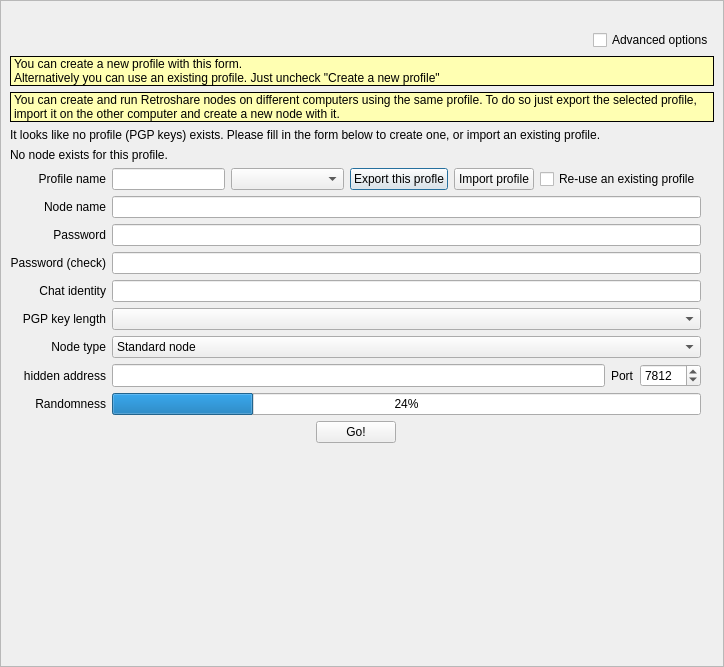
Above: retroshare-gui/src/gui/GenCertDialog.ui from RetroShare/RetroShare before the change. Below: the same form after it.
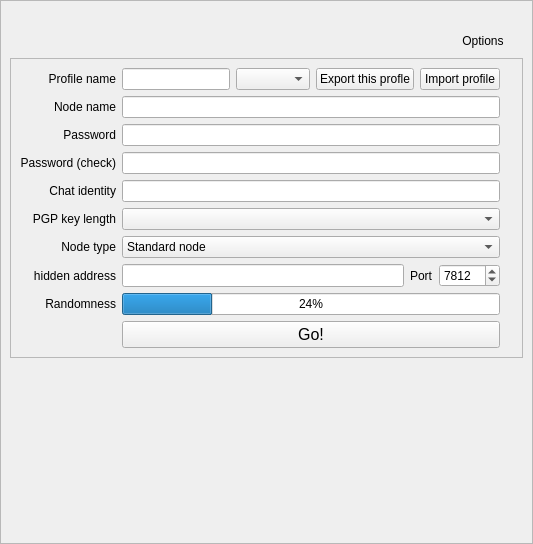
That is the form after the change. Icons and pictures are not drawn. Custom widgets are drawn as their Qt base class.

Commit message: Improved look n feel of Profile Generation Window.

Diff of the .ui file:
```diff
--- a/retroshare-gui/src/gui/GenCertDialog.ui
+++ b/retroshare-gui/src/gui/GenCertDialog.ui
@@ -6,8 +6,8 @@
    <rect>
     <x>0</x>
     <y>0</y>
-    <width>724</width>
-    <height>667</height>
+    <width>533</width>
+    <height>544</height>
    </rect>
   </property>
   <property name="windowTitle">
@@ -77,18 +77,9 @@
          </spacer>
         </item>
         <item>
-         <widget class="QCheckBox" name="adv_checkbox">
-          <property name="maximumSize">
-           <size>
-            <width>16777215</width>
-            <height>32</height>
-           </size>
-          </property>
-          <property name="toolTip">
-           <string>&lt;html&gt;&lt;head/&gt;&lt;body&gt;&lt;p&gt;Use this if you need to import an existing profile, if you want to generate a new  node with an already existing key, or if you want to create a TOR/I2P hidden node.&lt;/p&gt;&lt;/body&gt;&lt;/html&gt;</string>
-          </property>
+         <widget class="QPushButton" name="optionsButton">
           <property name="text">
-           <string>Advanced options</string>
+           <string>Options</string>
           </property>
           <property name="icon">
            <iconset resource="icons.qrc">
@@ -100,195 +91,29 @@
             <height>24</height>
            </size>
           </property>
-          <property name="tristate">
+          <property name="default">
            <bool>false</bool>
           </property>
+          <property name="flat">
+           <bool>true</bool>
+          </property>
          </widget>
         </item>
        </layout>
       </item>
       <item>
-       <widget class="StyledLabel" name="header_label">
-        <property name="palette">
-         <palette>
-          <active>
-           <colorrole role="Base">
-            <brush brushstyle="SolidPattern">
-             <color alpha="255">
-              <red>255</red>
-              <green>255</green>
-              <blue>255</blue>
-             </color>
-            </brush>
-           </colorrole>
-           <colorrole role="Window">
-            <brush brushstyle="SolidPattern">
-             <color alpha="255">
-              <red>255</red>
-              <green>255</green>
-              <blue>178</blue>
-             </color>
-            </brush>
-           </colorrole>
-          </active>
-          <inactive>
-           <colorrole role="Base">
-            <brush brushstyle="SolidPattern">
-             <color alpha="255">
-              <red>255</red>
-              <green>255</green>
-              <blue>255</blue>
-             </color>
-            </brush>
-           </colorrole>
-           <colorrole role="Window">
-            <brush brushstyle="SolidPattern">
-             <color alpha="255">
-              <red>255</red>
-              <green>255</green>
-              <blue>178</blue>
-             </color>
-            </brush>
-           </colorrole>
-          </inactive>
-          <disabled>
-           <colorrole role="Base">
-            <brush brushstyle="SolidPattern">
-             <color alpha="255">
-              <red>255</red>
-              <green>255</green>
-              <blue>178</blue>
-             </color>
-            </brush>
-           </colorrole>
-           <colorrole role="Window">
-            <brush brushstyle="SolidPattern">
-             <color alpha="255">
-              <red>255</red>
-              <green>255</green>
-              <blue>178</blue>
-             </color>
-            </brush>
-           </colorrole>
-          </disabled>
-         </palette>
+       <widget class="QFrame" name="profile_frame">
+        <property name="styleSheet">
+         <string notr="true"/>
         </property>
-        <property name="autoFillBackground">
-         <bool>true</bool>
-        </property>
         <property name="frameShape">
-         <enum>QFrame::Box</enum>
+         <enum>QFrame::StyledPanel</enum>
         </property>
-        <property name="text">
-         <string>You can create a new profile with this form.
-Alternatively you can use an existing profile. Just uncheck &quot;Create a new profile&quot;</string>
+        <property name="frameShadow">
+         <enum>QFrame::Raised</enum>
         </property>
-        <property name="wordWrap">
-         <bool>true</bool>
-        </property>
-       </widget>
-      </item>
-      <item>
-       <widget class="StyledLabel" name="genprofileinfo_label">
-        <property name="palette">
-         <palette>
-          <active>
-           <colorrole role="Base">
-            <brush brushstyle="SolidPattern">
-             <color alpha="255">
-              <red>255</red>
-              <green>255</green>
-              <blue>255</blue>
-             </color>
-            </brush>
-           </colorrole>
-           <colorrole role="Window">
-            <brush brushstyle="SolidPattern">
-             <color alpha="255">
-              <red>255</red>
-              <green>255</green>
-              <blue>178</blue>
-             </color>
-            </brush>
-           </colorrole>
-          </active>
-          <inactive>
-           <colorrole role="Base">
-            <brush brushstyle="SolidPattern">
-             <color alpha="255">
-              <red>255</red>
-              <green>255</green>
-              <blue>255</blue>
-             </color>
-            </brush>
-           </colorrole>
-           <colorrole role="Window">
-            <brush brushstyle="SolidPattern">
-             <color alpha="255">
-              <red>255</red>
-              <green>255</green>
-              <blue>178</blue>
-             </color>
-            </brush>
-           </colorrole>
-          </inactive>
-          <disabled>
-           <colorrole role="Base">
-            <brush brushstyle="SolidPattern">
-             <color alpha="255">
-              <red>255</red>
-              <green>255</green>
-              <blue>178</blue>
-             </color>
-            </brush>
-           </colorrole>
-           <colorrole role="Window">
-            <brush brushstyle="SolidPattern">
-             <color alpha="255">
-              <red>255</red>
-              <green>255</green>
-              <blue>178</blue>
-             </color>
-            </brush>
-           </colorrole>
-          </disabled>
-         </palette>
-        </property>
-        <property name="autoFillBackground">
-         <bool>true</bool>
-        </property>
-        <property name="frameShape">
-         <enum>QFrame::Box</enum>
-        </property>
-        <property name="text">
-         <string>You can create and run Retroshare nodes on different computers using the same profile. To do so just export the selected profile, import it on the other computer and create a new node with it.</string>
-        </property>
-        <property name="wordWrap">
-         <bool>true</bool>
-        </property>
-       </widget>
-      </item>
-      <item>
-       <widget class="QLabel" name="no_gpg_key_label">
-        <property name="text">
-         <string>It looks like no profile (PGP keys) exists. Please fill in the form below to create one, or import an existing profile.</string>
-        </property>
-        <property name="wordWrap">
-         <bool>true</bool>
-        </property>
-       </widget>
-      </item>
-      <item>
-       <widget class="QLabel" name="no_node_label">
-        <property name="text">
-         <string>No node exists for this profile.</string>
-        </property>
-        <property name="wordWrap">
-         <bool>true</bool>
-        </property>
-       </widget>
-      </item>
-      <item>
+        <layout class="QGridLayout" name="gridLayout">
+         <item row="0" column="0">
        <layout class="QGridLayout" name="profilGLayout">
         <item row="9" column="2">
          <widget class="QLineEdit" name="password_input_2">
@@ -504,6 +329,9 @@
             <property name="toolTip">
              <string>Your profile is associated with a PGP key pair. RetroShare currently ignores DSA keys.</string>
             </property>
+               <property name="styleSheet">
+                <string notr="true"/>
+               </property>
            </widget>
           </item>
           <item>
@@ -532,19 +360,6 @@
             </property>
            </widget>
           </item>
-          <item>
-           <widget class="QCheckBox" name="reuse_existing_node_CB">
-            <property name="sizePolicy">
-             <sizepolicy hsizetype="Maximum" vsizetype="Preferred">
-              <horstretch>0</horstretch>
-              <verstretch>0</verstretch>
-             </sizepolicy>
-            </property>
-            <property name="text">
-             <string>Re-use an existing profile</string>
-            </property>
-           </widget>
-          </item>
          </layout>
         </item>
         <item row="9" column="3">
@@ -706,24 +521,7 @@
           </property>
          </widget>
         </item>
-       </layout>
-      </item>
-      <item>
-       <layout class="QHBoxLayout" name="horizontalLayout">
-        <item>
-         <spacer name="horizontalSpacer_2">
-          <property name="orientation">
-           <enum>Qt::Horizontal</enum>
-          </property>
-          <property name="sizeHint" stdset="0">
-           <size>
-            <width>40</width>
-            <height>20</height>
-           </size>
-          </property>
-         </spacer>
-        </item>
-        <item>
+           <item row="19" column="2">
          <widget class="QPushButton" name="genButton">
           <property name="sizePolicy">
            <sizepolicy hsizetype="Preferred" vsizetype="Preferred">
@@ -731,35 +529,42 @@
             <verstretch>0</verstretch>
            </sizepolicy>
           </property>
+             <property name="minimumSize">
+              <size>
+               <width>0</width>
+               <height>0</height>
+              </size>
+             </property>
+             <property name="font">
+              <font>
+               <pointsize>12</pointsize>
+              </font>
+             </property>
           <property name="styleSheet">
            <string notr="true"/>
           </property>
           <property name="text">
            <string>Go!</string>
           </property>
-         </widget>
-        </item>
-        <item>
-         <widget class="QLabel" name="go_check_LB">
-          <property name="text">
-           <string/>
-          </property>
-         </widget>
-        </item>
-        <item>
-         <spacer name="horizontalSpacer">
-          <property name="orientation">
-           <enum>Qt::Horizontal</enum>
-          </property>
-          <property name="sizeHint" stdset="0">
+             <property name="iconSize">
            <size>
-            <width>40</width>
-            <height>20</height>
-           </size>
-          </property>
-         </spacer>
-        </item>
-       </layout>
+               <width>16</width>
+               <height>16</height>
+              </size>
+             </property>
+            </widget>
+           </item>
+           <item row="19" column="3">
+            <widget class="QLabel" name="generate_label">
+             <property name="text">
+              <string/>
+             </property>
+            </widget>
+           </item>
+          </layout>
+         </item>
+        </layout>
+       </widget>
       </item>
       <item>
        <spacer name="verticalSpacer_2">
@@ -779,13 +584,6 @@
    </item>
   </layout>
  </widget>
- <customwidgets>
-  <customwidget>
-   <class>StyledLabel</class>
-   <extends>QLabel</extends>
-   <header>gui/common/StyledLabel.h</header>
-  </customwidget>
- </customwidgets>
  <tabstops>
   <tabstop>name_input</tabstop>
   <tabstop>node_input</tabstop>
```
Left out of the diff: 60 changed lines with no effect on the pictures. Lines whose indentation alone changed are shown as unchanged. The commit also changes 4 other files.
